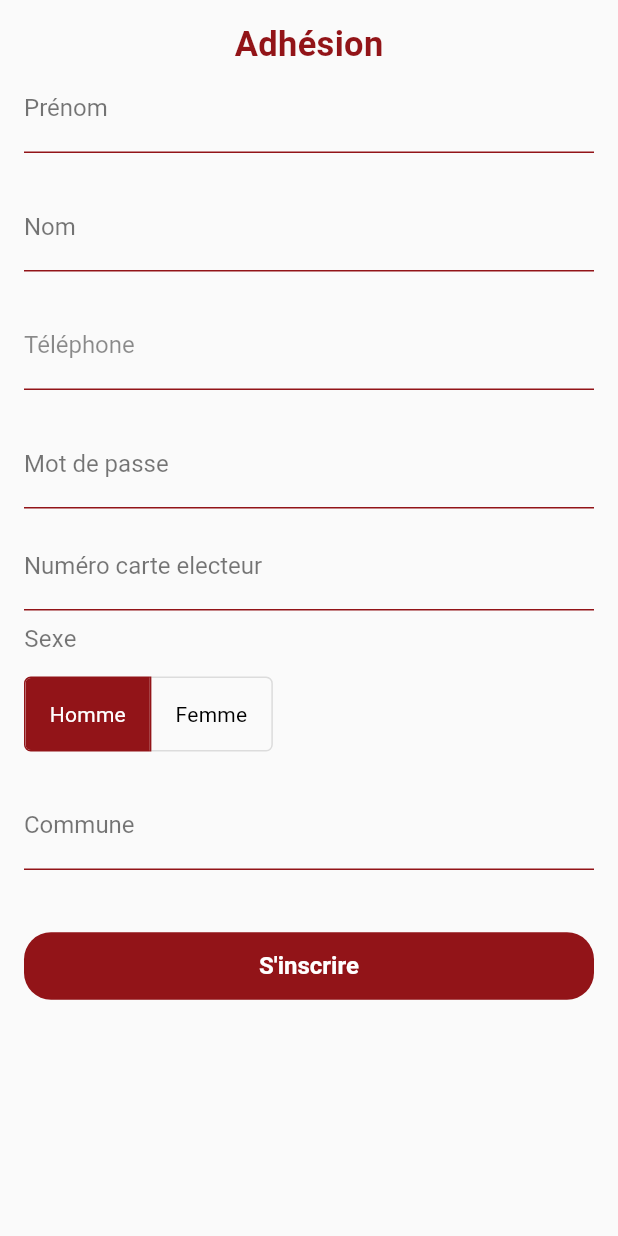
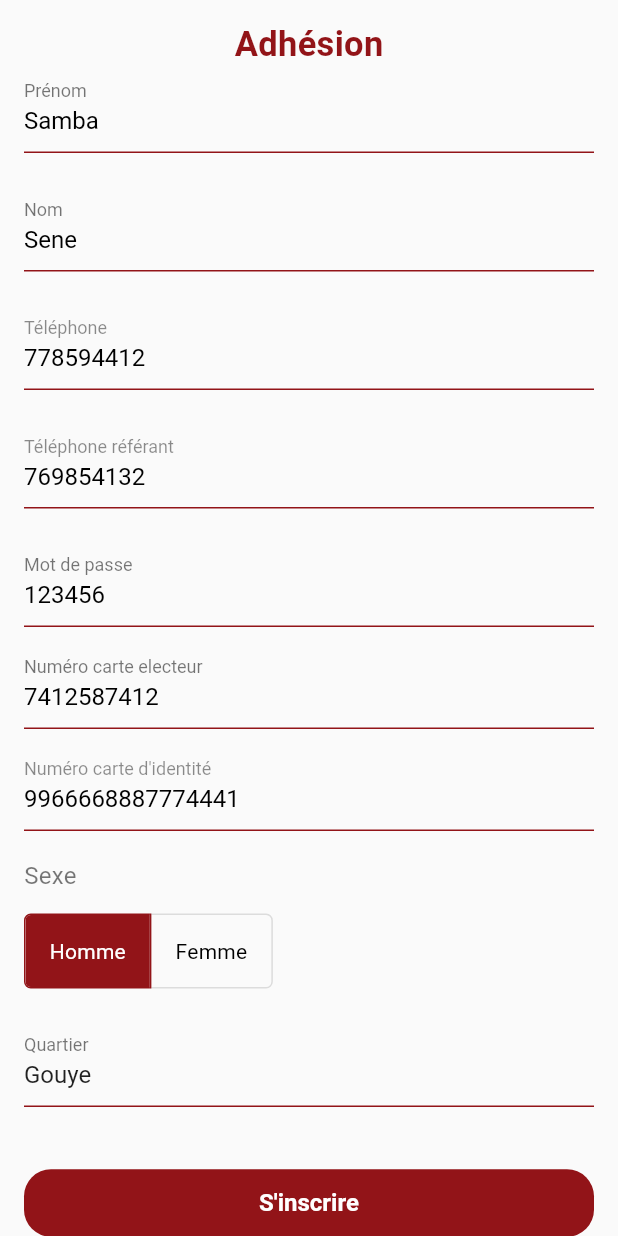
Before and after one commit to digitExpert/test-repo, a Flutter app: the InscriptionScreen screen opened directly, on a phone screen of 412 x 824 dp. Run offline on Flutter 3.47's test engine with Material 2 defaults, Android fonts, the phone set to English and light mode, and no system bars; our stand-ins replace equatable; Roboto replaces fonts that are missing (WorkSans).

Commit message:
register 1

```diff
--- a/lib/components/splash_view.dart
+++ b/lib/components/splash_view.dart
@@ -61,7 +61,8 @@ class _SplashViewState extends State<SplashView> {
                   bottom: MediaQuery.of(context).padding.bottom + 16),
               child: InkWell(
                 onTap: () {
-                  widget.animationController.animateTo(0.2);
+                  print('next page');
+                  widget.animationController.animateTo(0.8);
                 },
                 child: Container(
                   height: 58,
--- a/lib/inscriptionScreen.dart
+++ b/lib/inscriptionScreen.dart
@@ -1,4 +1,6 @@
 import 'package:collectivity_demo/model/constant.dart';
+import 'package:collectivity_demo/model/district.dart';
+import 'package:collectivity_demo/model/membre.dart';
 import 'package:flutter/material.dart';
 
 class InscriptionScreen extends StatefulWidget {
@@ -7,9 +9,24 @@ class InscriptionScreen extends StatefulWidget {
 }
 
 class _InscriptionScreenState extends State<InscriptionScreen> {
-  TextEditingController _etStudentName = TextEditingController();
-  TextEditingController _etStudentPhoneNumber = TextEditingController();
-  TextEditingController _etStudentAddress = TextEditingController();
+  TextEditingController _etStudentName = TextEditingController(text: "Samba");
+  TextEditingController _etStudentLastName =
+      TextEditingController(text: "Sene");
+  TextEditingController _etStudentPhoneNumber =
+      TextEditingController(text: "778594412");
+  TextEditingController _referantPhoneNumber =
+      TextEditingController(text: "769854132");
+  TextEditingController _password = TextEditingController(text: "123456");
+  TextEditingController _numCarteElecteur =
+      TextEditingController(text: "7412587412");
+  TextEditingController _numCarteIdentite =
+      TextEditingController(text: "9966668887774441");
+  TextEditingController _gender = TextEditingController();
+  TextEditingController _etStudentAddress =
+      TextEditingController(text: "Gouye");
+
+  List<bool> _isSelectGender = [true, false];
+  List<String> _selectGenderValues = ['Homme', 'Femme'];
 
   @override
   Widget build(BuildContext context) {
@@ -44,7 +61,7 @@ class _InscriptionScreenState extends State<InscriptionScreen> {
               height: 20,
             ),
             TextFormField(
-              controller: _etStudentPhoneNumber,
+              controller: _etStudentLastName,
               keyboardType: TextInputType.phone,
               style: TextStyle(color: Colors.black),
               decoration: InputDecoration(
@@ -80,7 +97,25 @@ class _InscriptionScreenState extends State<InscriptionScreen> {
               height: 20,
             ),
             TextFormField(
-              controller: _etStudentPhoneNumber, // à changer
+              controller: _referantPhoneNumber, // à changer
+              keyboardType: TextInputType.phone,
+              style: TextStyle(color: Colors.black),
+              decoration: InputDecoration(
+                focusedBorder: UnderlineInputBorder(
+                    borderSide:
+                        BorderSide(color: AppTheme.primary, width: 2.0)),
+                enabledBorder: UnderlineInputBorder(
+                  borderSide: BorderSide(color: AppTheme.primary),
+                ),
+                labelText: 'Téléphone référant',
+                labelStyle: TextStyle(color: Colors.black45),
+              ),
+            ),
+            SizedBox(
+              height: 20,
+            ),
+            TextFormField(
+              controller: _password, // à changer
               keyboardType: TextInputType.visiblePassword,
               style: TextStyle(color: Colors.black),
               decoration: InputDecoration(
@@ -97,7 +132,7 @@ class _InscriptionScreenState extends State<InscriptionScreen> {
             Padding(
               padding: const EdgeInsets.fromLTRB(0, 9, 0, 9),
               child: TextFormField(
-                controller: _etStudentPhoneNumber, // aussi
+                controller: _numCarteElecteur, // aussi
                 keyboardType: TextInputType.phone,
                 style: TextStyle(color: Colors.black),
                 decoration: InputDecoration(
@@ -111,6 +146,24 @@ class _InscriptionScreenState extends State<InscriptionScreen> {
                   labelStyle: TextStyle(color: Colors.black54),
                 ),
               ),
+            ),
+            TextFormField(
+              controller: _numCarteIdentite, // à changer
+              keyboardType: TextInputType.phone,
+              style: TextStyle(color: Colors.black),
+              decoration: InputDecoration(
+                focusedBorder: UnderlineInputBorder(
+                    borderSide:
+                        BorderSide(color: AppTheme.primary, width: 2.0)),
+                enabledBorder: UnderlineInputBorder(
+                  borderSide: BorderSide(color: AppTheme.primary),
+                ),
+                labelText: 'Numéro carte d\'identité',
+                labelStyle: TextStyle(color: Colors.black45),
+              ),
+            ),
+            SizedBox(
+              height: 20,
             ),
             Container(
               margin: EdgeInsets.only(bottom: 16),
@@ -132,6 +185,14 @@ class _InscriptionScreenState extends State<InscriptionScreen> {
                     child: Text('Femme')),
               ],
               onPressed: (int index) {
+                setState(() {
+                  _isSelectGender[index] = !_isSelectGender[index];
+                });
+
+                _gender.text = _selectGenderValues[index];
+
+                print('selected gender : ${_gender.text}');
+
 /*                   setState(() {
                       for (int buttonIndex = 0; buttonIndex < _isSelectGender.length; buttonIndex++) {
                         if (buttonIndex == index) {
@@ -142,7 +203,7 @@ class _InscriptionScreenState extends State<InscriptionScreen> {
                       }
                     }); */
               },
-              isSelected: [true, false],
+              isSelected: _isSelectGender,
             ),
             SizedBox(
               height: 20,
@@ -156,7 +217,7 @@ class _InscriptionScreenState extends State<InscriptionScreen> {
                   enabledBorder: UnderlineInputBorder(
                     borderSide: BorderSide(color: AppTheme.primary),
                   ),
-                  labelText: 'Commune',
+                  labelText: 'Quartier',
                   labelStyle: TextStyle(color: Colors.black54)),
             ),
             SizedBox(height: 40),
@@ -171,6 +232,23 @@ class _InscriptionScreenState extends State<InscriptionScreen> {
                   )),
                 ),
                 onPressed: () {
+                  //Créer Membre
+
+                  Membre membre = Membre(
+                      nom: _etStudentLastName.text,
+                      prenom: _etStudentName.text,
+                      password: _password.text,
+                      genre: _gender.text,
+                      telephone: _etStudentPhoneNumber.text,
+                      telephonereferant: _referantPhoneNumber.text,
+                      numCarteElecteur: _numCarteElecteur.text,
+                      numCarteIdentite: _numCarteIdentite.text,
+                      quartier: District(libelle: _etStudentAddress.text));
+
+                  print('new member : $membre');
+
+                  //Appeler le service
+
                   //   _studentBloc.add(AddStudent(sessionId: '5f0e6bfbafe255.00218389', studentName: _etStudentName.text, studentPhoneNumber: _etStudentPhoneNumber.text, studentGender: _isSelectGender[0]?'male':'female', studentAddress: _etStudentAddress.text, apiToken: apiToken));
                 },
                 child: Padding(
--- a/lib/introduction_animation_screen.dart
+++ b/lib/introduction_animation_screen.dart
@@ -35,9 +35,9 @@ class _IntroductionAnimationScreenState
 
   @override
   Widget build(BuildContext context) {
-    print(_animationController?.value);
+    print('prin : ${_animationController?.value}');
     return Scaffold(
-      backgroundColor: Colors.white54,
+      backgroundColor: Colors.white,
       body: ClipRect(
         child: Stack(
           children: [
--- a/lib/main.dart
+++ b/lib/main.dart
@@ -20,7 +20,7 @@ class MyApp extends StatelessWidget {
       statusBarColor: Colors.transparent,
       statusBarIconBrightness: Brightness.dark,
       statusBarBrightness:
-          !kIsWeb && Platform.isAndroid ? Brightness.dark : Brightness.light,
+          !kIsWeb && Platform.isAndroid ? Brightness.light : Brightness.light,
       systemNavigationBarColor: Colors.white,
       systemNavigationBarDividerColor: Colors.transparent,
       systemNavigationBarIconBrightness: Brightness.dark,
--- /dev/null
+++ b/lib/model/district.dart
@@ -0,0 +1,20 @@
+import 'package:equatable/equatable.dart';
+
+class District extends Equatable {
+  final int? id;
+  final String libelle;
+
+  District({this.id, required this.libelle});
+
+  factory District.fromJson(Map<String, dynamic> json) {
+    return District(id: json['id'], libelle: json['libelle']);
+  }
+
+  @override
+  // TODO: implement props
+  List<Object> get props => [libelle];
+
+  @override
+  // TODO: implement stringify
+  bool get stringify => true;
+}
--- /dev/null
+++ b/lib/model/membre.dart
@@ -0,0 +1,63 @@
+import 'package:collectivity_demo/model/district.dart';
+import 'package:equatable/equatable.dart';
+
+class Membre extends Equatable {
+  final int? id;
+  final String nom;
+  final String prenom;
+  final String genre;
+  final String password;
+  final String? email;
+  final String telephone;
+  final String telephonereferant;
+  final String numCarteElecteur;
+  final String numCarteIdentite;
+
+  District quartier;
+
+  Membre(
+      {this.id,
+      required this.nom,
+      required this.prenom,
+      required this.password,
+      this.email,
+      required this.genre,
+      required this.telephone,
+      required this.telephonereferant,
+      required this.numCarteElecteur,
+      required this.numCarteIdentite,
+      required this.quartier});
+
+  factory Membre.fromJson(Map<String, dynamic> json) {
+    return Membre(
+        id: json['id'],
+        nom: json['nom'],
+        prenom: json['prenom'],
+        password: json['password'],
+        email: json['email'],
+        genre: json['genre'],
+        telephone: json['telephone'],
+        telephonereferant: json['telephonereferant'],
+        numCarteElecteur: json['numCarteElecteur'],
+        numCarteIdentite: json['numCarteIdentite'],
+        quartier: json['quartier']);
+  }
+
+  @override
+  // TODO: implement props
+  List<Object> get props => [
+        nom,
+        prenom,
+        password,
+        telephone,
+        genre,
+        telephonereferant,
+        numCarteElecteur,
+        numCarteIdentite,
+        quartier
+      ];
+
+  @override
+  // TODO: implement stringify
+  bool get stringify => true;
+}
--- /dev/null
+++ b/lib/service/membre_servcice.dart
@@ -0,0 +1,6 @@
+import 'package:collectivity_demo/model/membre.dart';
+import 'package:http/http.dart';
+
+abstract class MemberService {
+  Future<Response> addMembre(Membre membre);
+}
--- a/pubspec.yaml
+++ b/pubspec.yaml
@@ -31,6 +31,10 @@ dependencies:
   animations: ^2.0.0
   simple_animations: ^1.3.3
   fluttertoast: ^8.0.8
+  http:
+  equatable: ^2.0.0-nullsafety.0
+
+
 
 
 dev_dependencies:
```
Also changed, not shown: lib/service/impl/membre_service_impl.dart (added, +25 -0 lines), lib/utils.dart/server_adresses.dart (added, +9 -0 lines), pubspec.lock.
